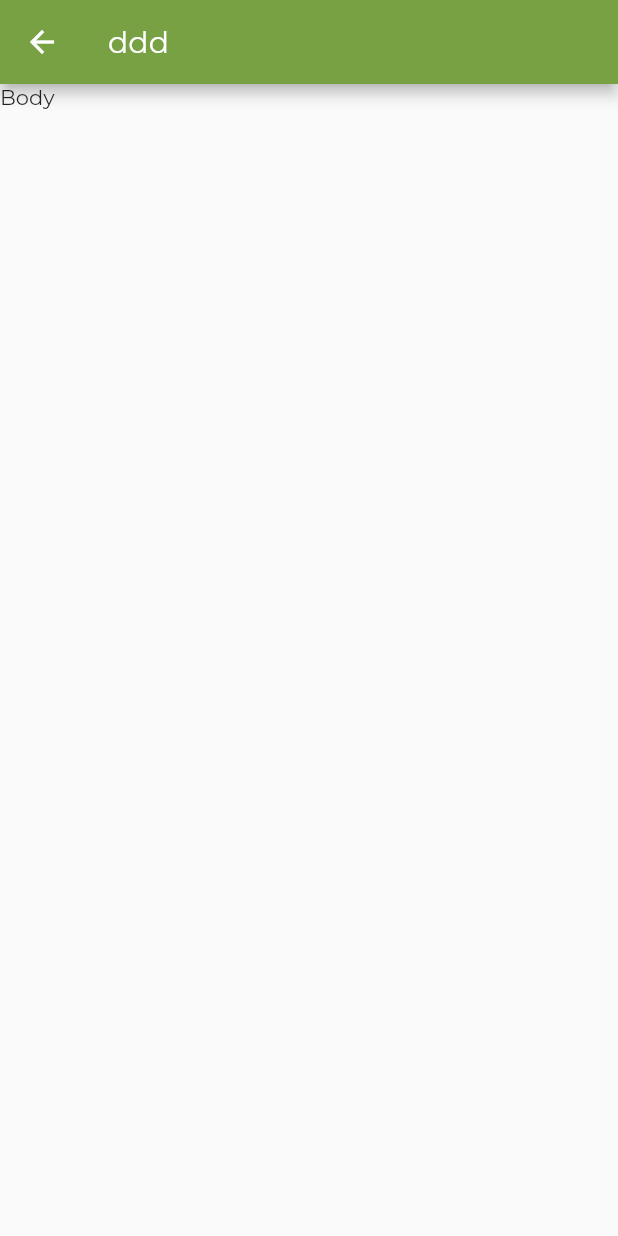
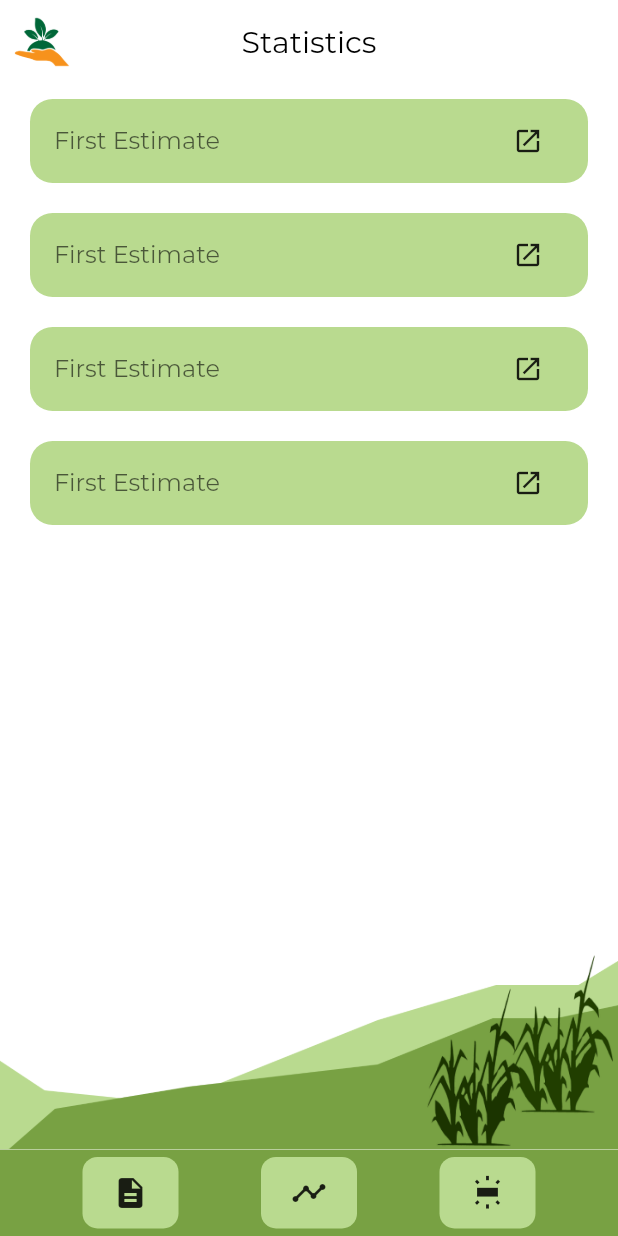
Before and after one commit to ik159/KrishiKadam, a Flutter app: the Stats screen opened directly, on a phone screen of 412 x 824 dp. Run offline on Flutter 3.47's test engine with Material 2 defaults, Android fonts, the phone set to English and light mode, and no system bars; our stand-ins replace cloud_firestore, firebase_auth, firebase_core, flutter_swiper; accounts and stored records are empty.

```diff
--- a/lib/components/data.dart
+++ b/lib/components/data.dart
@@ -142,3 +142,32 @@ List<Schemes> schemes = [
           "The third planean 18 miles per second (29 km per second).",
       ),
 ];
+
+
+class Statistics {
+  final String name;
+  final String link;
+
+
+  Statistics(
+     {
+    this.name,
+    this.link,
+
+  });
+}
+
+List<Statistics> statistics = [
+  Statistics(
+  name : "First Estimate",
+  link: "http://agricoop.nic.in/sites/default/files/FirstEstimate2020-21.pdf"),
+  Statistics(
+  name : "First Estimate",
+  link: "http://agricoop.nic.in/sites/default/files/FirstEstimate2020-21.pdf"),
+  Statistics(
+  name : "First Estimate",
+  link: "http://agricoop.nic.in/sites/default/files/FirstEstimate2020-21.pdf"),
+  Statistics(
+  name : "First Estimate",
+  link: "http://agricoop.nic.in/sites/default/files/FirstEstimate2020-21.pdf"),
+];
--- a/lib/components/stats.dart
+++ b/lib/components/stats.dart
@@ -1,20 +1,55 @@
 import 'package:flutter/material.dart';
 import 'package:krishikadam/components/data.dart';
 import 'package:url_launcher/url_launcher.dart';
-
+import 'package:krishikadam/components/bottom_nav.dart';
 class Stats extends StatefulWidget {
   @override
   _StatsState createState() => _StatsState();
 }
 
 class _StatsState extends State<Stats> {
+  double width, height;
+
   @override
   Widget build(BuildContext context) {
+    width = MediaQuery.of(context).size.width;
+    height = MediaQuery.of(context).size.height;
     return Scaffold(
+      backgroundColor: Colors.white,
       appBar: AppBar(
-        title: Text("ddd"),
+        backgroundColor: Colors.white,
+        elevation: 0,
+        centerTitle: true,
+        title: Text("Statistics" , style: TextStyle(color: Colors.black),),
+        leading: Padding(
+          padding: const EdgeInsets.all(8.0),
+          child: Image.asset("assets/images/logo.png"),
+        ),
       ),
-      body: Container(child: Text("Body"),),
+      body:  ListView.builder(
+            itemCount: statistics.length,
+            itemBuilder: (context, index) {
+        return Container(
+          decoration: BoxDecoration(
+              color: Color(0xFFB9DA8F), borderRadius: BorderRadius.circular(15)),
+          margin: EdgeInsets.symmetric(horizontal: 20, vertical: 10),
+          child: ListTile(title: Padding(
+            padding: const EdgeInsets.symmetric(vertical: 5.0),
+            child: Text(
+                statistics[index].name,
+                style: TextStyle(color: Colors.black.withOpacity(0.6)),
+              ),
+          ),
+            trailing: IconButton(icon: Icon(Icons.open_in_new , color: Colors.black87 , size: 20,), onPressed: (){
+
+
+              launch(statistics[index].link);
+            },),
+
+            )
+        );
+      }),
+      bottomNavigationBar: BottomNav(height: height, width: width,)
     );
   }
 }
```
Also changed, not shown: lib/components/Beginning.dart (+8 -4 lines), lib/components/acts.dart (+0 -23 lines), lib/components/profile_page.dart (+43 -5 lines).
